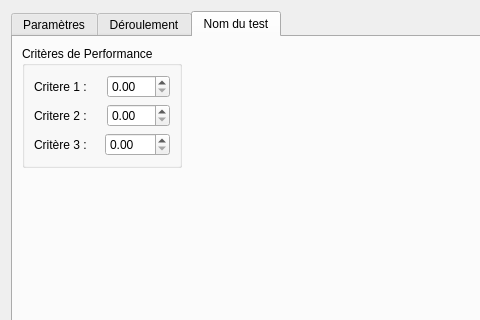
Above: creationtest.ui from InformatiqueAtmoNA/tam before the change; both pictures show x 0 to 480 and y 0 to 320 of the 1024 by 768 pixel window. Below: the same form after it.
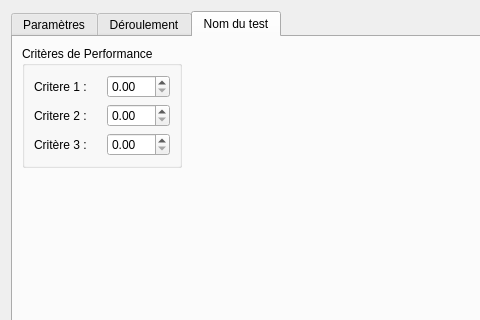
That is the form after the change. The open tabs and pages were chosen to show the change.

Patch:
```diff
--- a/creationtest.ui
+++ b/creationtest.ui
@@ -875,7 +875,14 @@
                  </widget>
                 </item>
                 <item>
-                 <widget class="QDoubleSpinBox" name="doubleSpinBox_critere3"/>
+                 <widget class="QDoubleSpinBox" name="doubleSpinBox_critere3">
+                  <property name="maximumSize">
+                   <size>
+                    <width>63</width>
+                    <height>27</height>
+                   </size>
+                  </property>
+                 </widget>
                 </item>
                </layout>
               </item>
```
Left out of the diff: 2 changed lines with no effect on the pictures.
